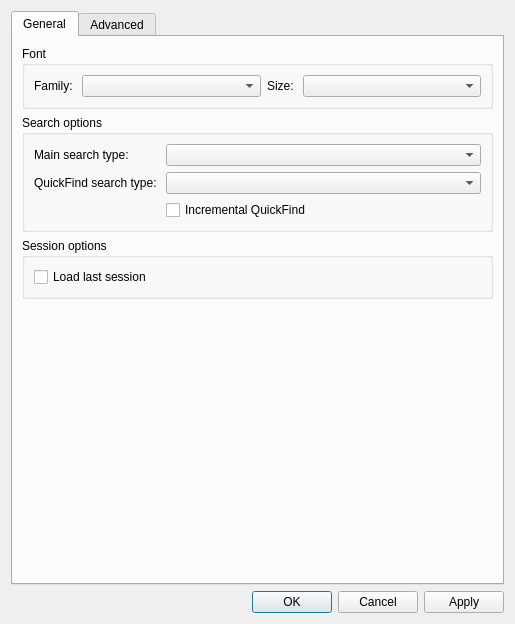
First picture: the form in src/ui/include/optionsdialog.ui, repository nickbnf/glogg, before the edit.
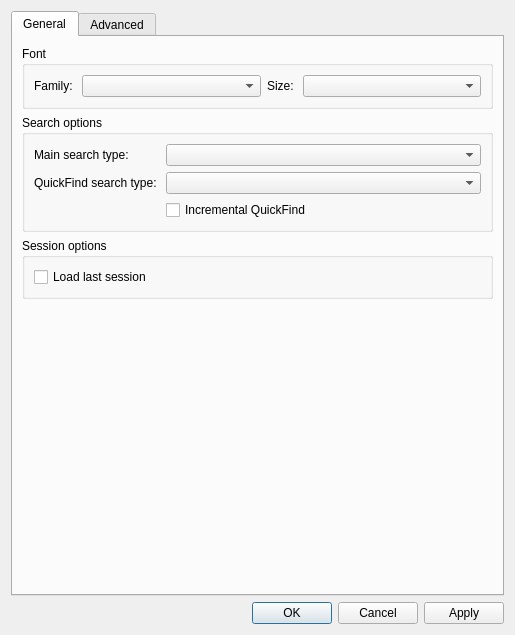
Second picture: the form after the edit. The open tabs and pages were chosen to show the change.

The edit to the form file:
```diff
--- a/src/ui/include/optionsdialog.ui
+++ b/src/ui/include/optionsdialog.ui
@@ -7,7 +7,7 @@
     <x>0</x>
     <y>0</y>
     <width>515</width>
-    <height>624</height>
+    <height>635</height>
    </rect>
   </property>
   <property name="sizePolicy">
```
Left out of the diff: 2 changed lines with no effect on the pictures.
